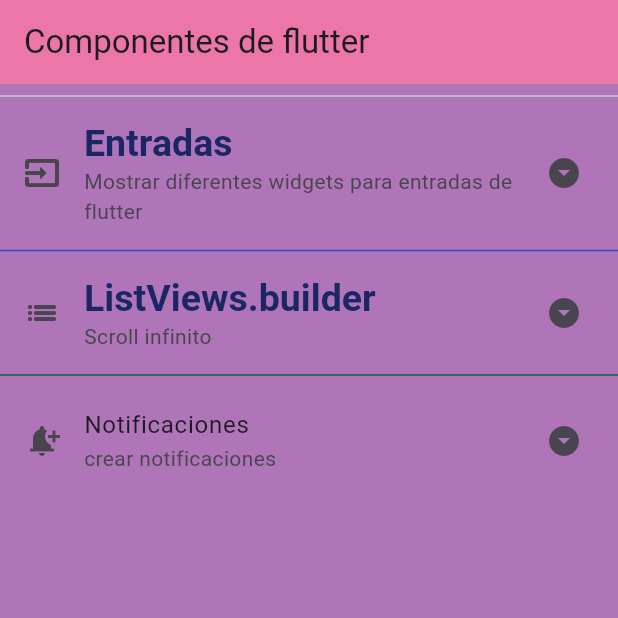
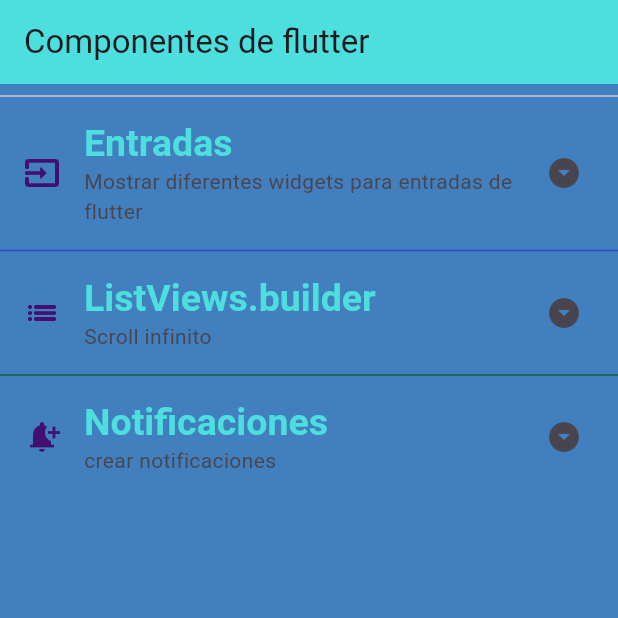
Before and after one commit to SantiagoAHS/componentes_flutter, a Flutter app: the screen it shows after launch, on a phone screen of 412 x 824 dp, the top half of it. Run offline on Flutter 3.47's test engine with Material 3 defaults, Android fonts, the phone set to English and light mode, and no system bars.

Commit message:
08 Refactoring and creating the AppTheme class

```diff
--- a/lib/main_app.dart
+++ b/lib/main_app.dart
@@ -1,5 +1,6 @@
 import 'package:flutter/material.dart';
-import 'package:practica3/home_screen.dart';
+import 'package:practica3/screens/home_screen.dart';
+import 'package:practica3/theme/app_theme.dart';
 
 class MainApp extends StatelessWidget {
   const MainApp({super.key});
@@ -9,20 +10,7 @@
     return MaterialApp(
       debugShowCheckedModeBanner: false,
       home: const HomeScreen(),
-      theme: ThemeData(
-        scaffoldBackgroundColor: const Color.fromARGB(255, 176, 116, 185),
-        appBarTheme: const AppBarTheme(
-          color: Color.fromARGB(255, 235, 118, 167)
-        ),
-        textTheme: const TextTheme(
-          headlineLarge: TextStyle(
-            color: Color.fromARGB(255, 27, 39, 101),
-            fontSize: 25.0,
-            fontWeight: FontWeight.bold,
-            fontFamily: 'sans-serif'
-            )
-        )
-      ),
+      theme: AppTheme.lightTheme,
     );
   }
 
--- a/lib/home_screen.dart
+++ b/lib/screens/home_screen.dart
@@ -14,7 +14,7 @@
           children: [
             const Divider(),
             ListTile(
-              leading: const Icon(Icons.input_sharp,),
+              leading: const Icon(Icons.input_sharp, color: Color.fromARGB(255, 66, 16, 113),),
               title:Text('Entradas',
               style: Theme.of(context).textTheme.headlineLarge,
               ),
@@ -23,18 +23,20 @@
             ),
             const Divider(color: Color.fromARGB(255, 47, 69, 195),),
              ListTile(
-              leading: const Icon(Icons.list_sharp, ),
+              leading: const Icon(Icons.list_sharp, color: Color.fromARGB(255, 66, 16, 113),),
               title:Text('ListViews.builder ',
               style: Theme.of(context).textTheme.headlineLarge,),
               subtitle: const Text('Scroll infinito'),
               trailing: const Icon(Icons.arrow_drop_down_circle, ),
             ),
             const Divider(color: Color.fromARGB(255, 22, 98, 61)),
-            const ListTile(
-              leading: Icon(Icons.notification_add,),
-              title:Text('Notificaciones ',),
-              subtitle: Text('crear notificaciones'),
-              trailing:Icon(Icons.arrow_drop_down_circle,),
+            ListTile(
+              leading: const Icon(Icons.notification_add, color: Color.fromARGB(255, 66, 16, 113),),
+              title:Text('Notificaciones ',
+              style: Theme.of(context).textTheme.headlineLarge,
+              ),
+              subtitle: const Text('crear notificaciones'),
+              trailing:const Icon(Icons.arrow_drop_down_circle,),
             ),
           ],
         )
--- /dev/null
+++ b/lib/theme/app_theme.dart
@@ -0,0 +1,20 @@
+
+import 'package:flutter/material.dart';
+
+class AppTheme{
+  //declaracion de color
+  static const mainColor = Color.fromARGB(255, 77, 222, 222);
+  static const backColor = Color.fromARGB(255, 65, 127, 190);
+
+  static final ThemeData lightTheme =  ThemeData.light().copyWith(
+    scaffoldBackgroundColor: backColor,
+        appBarTheme: const AppBarTheme( color: mainColor),
+        textTheme: const TextTheme(
+          headlineLarge: TextStyle(
+            color: mainColor,          fontSize: 25.0,
+            fontWeight: FontWeight.bold,
+            fontFamily: 'sans-serif'
+            )
+        )
+  );
+}
```
